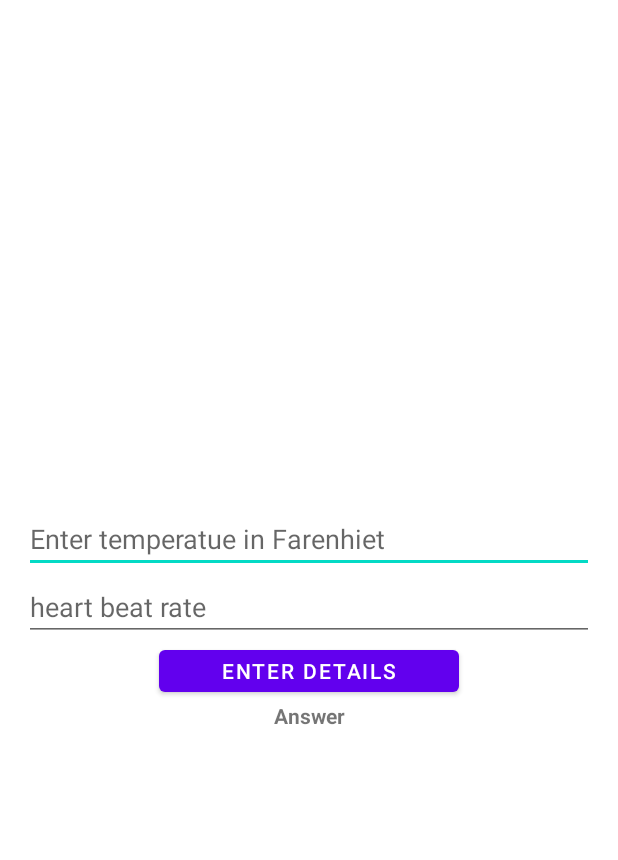
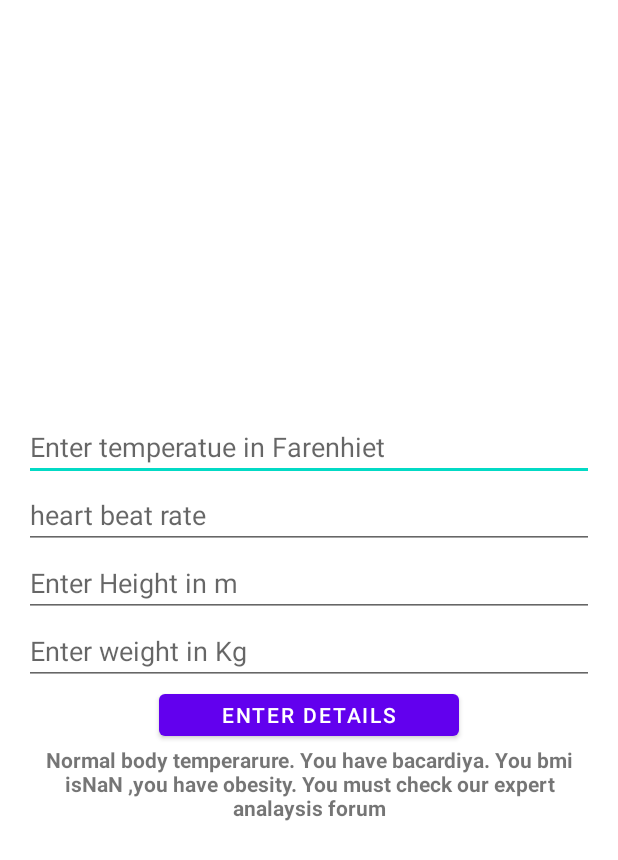
Before and after one commit to bhattacharyyadeep/breaking_bytes_medi_share, an Android app: the Checkup screen opened directly, with no data from a screen before it, after a tap on "ENTER DETAILS", on a phone screen of 412 x 824 dp. Shown: the top 860 px of the screen. Run offline under Robolectric (Android 15) with nearby library versions, the phone set to English and light mode, and no system bars; 4 statements that could not run were skipped.

Commit message:
4th commit
Co-Authored-By: Anandan Mukherjee <67072228+anandanmukh@users.noreply.github.com>

```diff
--- a/app/src/main/java/com/deeepssj/healthcare/Checkup.java
+++ b/app/src/main/java/com/deeepssj/healthcare/Checkup.java
@@ -8,7 +8,7 @@ import android.widget.EditText;
 import android.widget.TextView;
 
 public class Checkup extends AppCompatActivity {
-EditText e1, e2 ;
+EditText e1, e2 , e3, e4;
 TextView textView;
     @Override
     protected void onCreate(Bundle savedInstanceState) {
@@ -16,6 +16,8 @@ TextView textView;
         setContentView(R.layout.activity_checkup);
         e1=(EditText)findViewById(R.id.e1);
         e2=(EditText)findViewById(R.id.e2);
+        e3=(EditText)findViewById(R.id.e3);
+        e4=(EditText)findViewById(R.id.e4);
         textView=(TextView)findViewById(R.id.t1);
 
 
@@ -25,38 +27,66 @@ TextView textView;
     {
         String s1=e1.getText().toString();
         String s2=e2.getText().toString();
+        String s3=e3.getText().toString();
+        String s4=e4.getText().toString();
         double temp=Double.parseDouble(s1);
+        double height=Double.parseDouble(s3);
+        double weight=Double.parseDouble(s4);
+        double bmi=((weight)/((height)*(height)));
       int j=0;
-        String s4="";
-        if((temp>99.5)&&(temp<=100.3))
+        String s5="";
+        if((temp>=99.5)&&(temp<=100.3))
         {
-            s4="You have Mild fever. ";
+            s5="You have Mild fever. ";
             j=j+1;
         }else if(temp>100.3){
-            s4="You have high fever. ";
+            s5="You have high fever. ";
             j=j+1;
         }
         else
         {
-            s4="Normal body temperarure. ";
+            s5="Normal body temperarure. ";
         }
         int i=Integer.parseInt(s2);
-        String s5="";
+        String s6="";
         if(i>100)
         {
-            s5="You have tachycardia. ";
+            s6="You have tachycardia. ";
             j=j+1;
         }
         else if(i<60){
-            s5="You have bacardiya. ";
-            j=j+1
+            s6="You have bacardiya. ";
+            j=j+1;
         }
         else{
-            s5="Normal Heart Beat. ";
+            s6="Normal Heart Beat. ";
+        }
+        String s7="";
+        if(bmi<18.5)
+        {
+            s7="Your bmi is "+String.format("%.2f", bmi)+" ,you are underweight.";
+            j=j+1;
+        }
+        else if(bmi>=18.5 && bmi<=24.9)
+        {
+            s7="Your bmi is "+String.format("%.2f", bmi)+" ,you have a healthy weight.";
+        }
+        else if(bmi>24.9 && bmi<=29.9)
+        {
+            s7="Your bmi is "+String.format("%.2f", bmi)+" ,you are overweight.";
+            j=j+1;
+        }
+        else{
+            s7="You bmi is"+String.format("%.2f", bmi)+" ,you have obesity.";
+            j=j+1;
         }
         if(j>0)
         {
-            textView.setText(s4+s5+" You must check our expert analaysis forum");
+            textView.setText(s5+s6+s7+" You must check our expert analaysis forum");
+        }
+        if(j==0)
+        {
+            textView.setText(s5+s6+s7+" You have very healthy body.");
         }
 
     }
--- a/app/src/main/res/layout/activity_checkup.xml
+++ b/app/src/main/res/layout/activity_checkup.xml
@@ -11,7 +11,8 @@
         android:layout_height="wrap_content"
         android:orientation="vertical"
         android:padding="16dp"
-        android:layout_gravity="center">
+        android:layout_gravity="center"
+        android:gravity="center">
 
         <EditText
             android:layout_width="match_parent"
@@ -24,6 +25,17 @@
             android:layout_height="wrap_content"
             android:hint="heart beat rate"
             android:id="@+id/e2"/>
+        <EditText
+            android:layout_width="match_parent"
+            android:layout_height="wrap_content"
+            android:hint="Enter Height in m"
+            android:id="@+id/e3"
+            />
+        <EditText
+            android:layout_width="match_parent"
+            android:layout_height="wrap_content"
+            android:hint="Enter weight in Kg"
+            android:id="@+id/e4"/>
 
         <Button
             android:layout_width="200dp"
```
